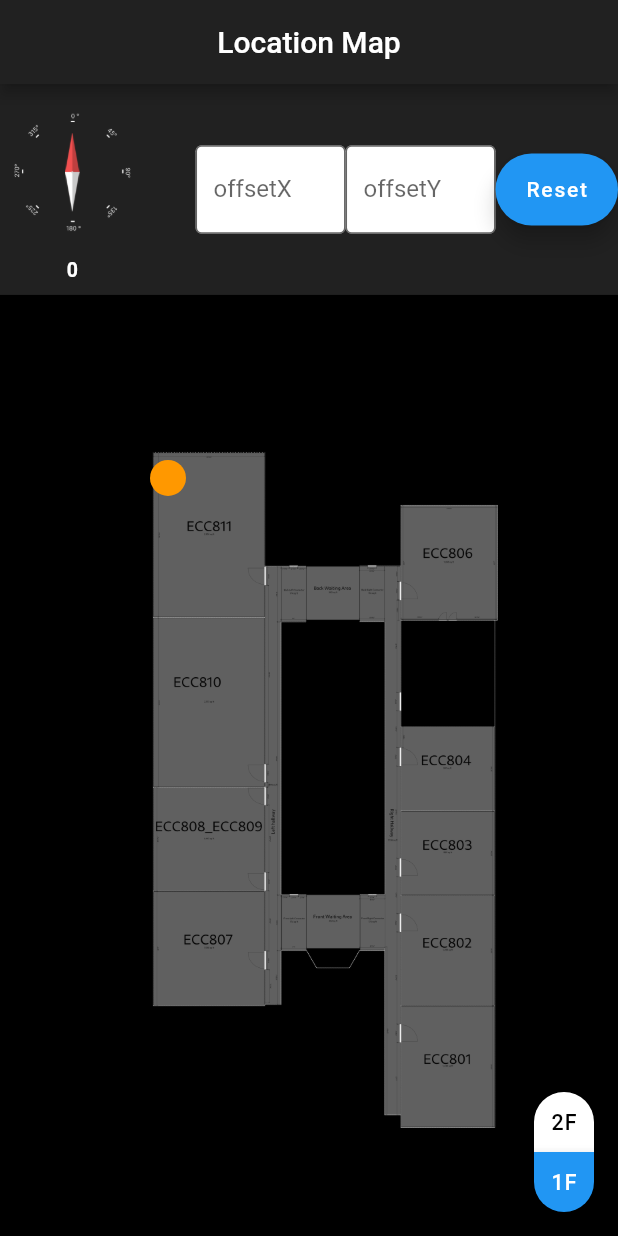
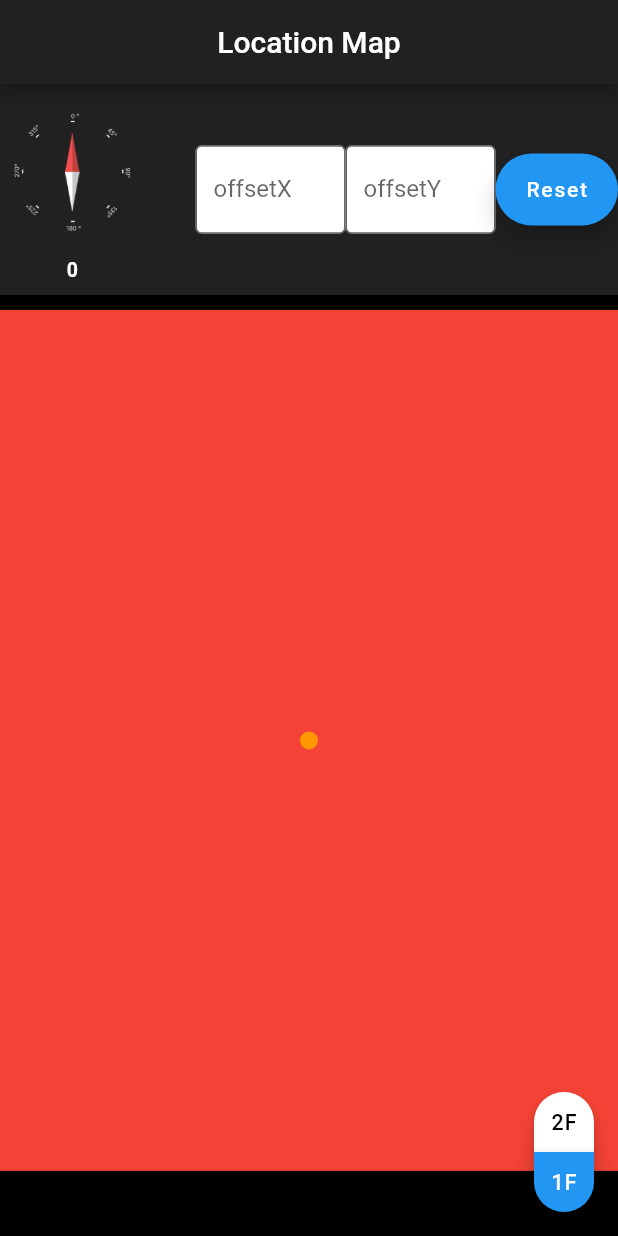
Before and after one commit to juntthanat/IPS_Android_UI, a Flutter app: the screen it shows after launch, on a phone screen of 412 x 824 dp. Run offline on Flutter 3.47's test engine with Material 2 defaults, Android fonts, the phone set to English and light mode, and no system bars; our stand-ins replace flutter_compass, permission_handler; missing offline and left inert: flutter_reactive_ble.

Commit message:
feat: centerlise user
- still use magic number will look into it more.

```diff
--- a/lib/main.dart
+++ b/lib/main.dart
@@ -321,16 +321,11 @@ class MainBody extends State<MainPage> with TickerProviderStateMixin {
                           ),
                           child: Padding(
                               padding: const EdgeInsets.all(80.0),
-                              child: mapFloor[mapFloorIndex]
-                              ),
+                              child: mapFloor[mapFloorIndex]),
                         ),
                         Container(
-                          width: 24,
-                          height: 24,
-                          margin: const EdgeInsets.all(100.0),
-                          decoration: const BoxDecoration(
-                              color: Colors.orange, shape: BoxShape.circle),
-                        ),
+                          child: userIconTest(context),
+                        )
                       ],
                     ),
                   ),
@@ -404,3 +399,22 @@ class MainBody extends State<MainPage> with TickerProviderStateMixin {
     );
   }
 }
+
+Column userIconTest(BuildContext userIcon) {
+  return Column(
+    children: <Widget>[
+      Container(
+        color: Colors.red,
+        height: (MediaQuery.of(userIcon).size.height - 250),
+        width: (MediaQuery.of(userIcon).size.width),
+        child: Container(
+          width: 24,
+          height: 24,
+          margin: const EdgeInsets.all(200.0),
+          decoration:
+              const BoxDecoration(color: Colors.orange, shape: BoxShape.circle),
+        ),
+      ),
+    ],
+  );
+}
```
